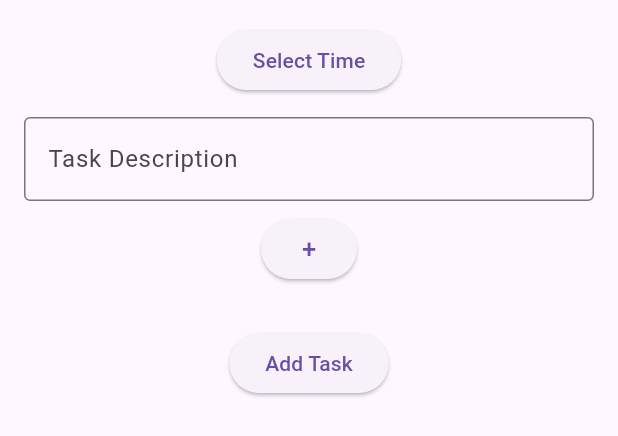
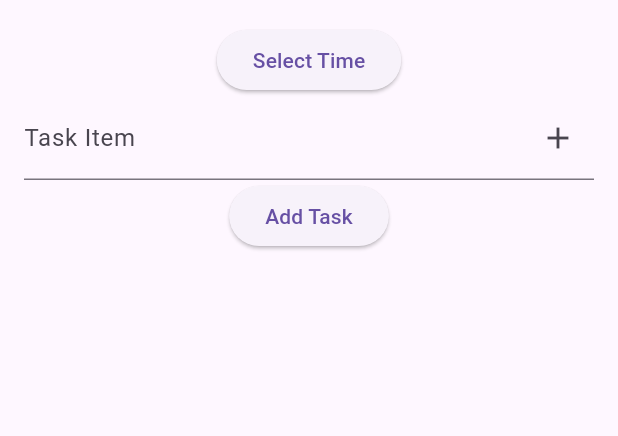
Before and after one commit to Mxzen1/ToDoApp, a Flutter app: the AddTaskBottomSheet widget shown alone on an empty page, opened directly with empty values, on a phone screen of 412 x 824 dp. Shown: the top 436 px of the screen. Run offline on Flutter 3.47's test engine with Material 3 defaults, Android fonts, the phone set to English and light mode, and no system bars; our stand-ins replace hive, hive_flutter; accounts and stored records are empty.

Commit message:
Finished Project

```diff
--- a/lib/classes/class.dart
+++ b/lib/classes/class.dart
@@ -1,21 +1,14 @@
 class Task {
   String time;
-  final List<TaskItem> items;
+  List<TaskItem> items;
   bool isExpanded;
 
-  Task({
-    required this.time,
-    required this.items,
-    this.isExpanded = false,
-  });
+  Task({required this.time, required this.items, this.isExpanded = false});
 }
 
 class TaskItem {
   String text;
   bool isCompleted;
 
-  TaskItem({
-    required this.text,
-    this.isCompleted = false,
-  });
+  TaskItem({required this.text, this.isCompleted = false});
 }
--- a/lib/custom/add_task.dart
+++ b/lib/custom/add_task.dart
@@ -11,47 +11,40 @@ class AddTaskBottomSheet extends StatefulWidget {
 }
 
 class _AddTaskBottomSheetState extends State<AddTaskBottomSheet> {
-  final List<TaskItem> _items = [];
+  final List<TaskItem> _items = []; // List to hold task items
   TimeOfDay? _selectedTime;
   final TextEditingController _taskDescriptionController = TextEditingController();
+  final TextEditingController _taskItemController = TextEditingController();
+
 
   Future<void> _pickTime(BuildContext context) async {
-    final TimeOfDay? picked = await showTimePicker(
+    final picked = await showTimePicker(
       context: context,
       initialTime: TimeOfDay.now(),
-      builder: (context, child) {
-        return MediaQuery(
-          data: MediaQuery.of(context).copyWith(
-            alwaysUse24HourFormat: false,
-          ),
-          child: child!,
     );
-      },
-    );
-    if (picked != null && picked != _selectedTime) {
+    if (picked != null) {
       setState(() {
         _selectedTime = picked;
       });
     }
   }
 
+  // Add task item to the list
   void _addTaskItem() {
-    final String taskDescription = _taskDescriptionController.text;
-    if (taskDescription.isNotEmpty) {
+    final itemDescription = _taskItemController.text;
+    if (itemDescription.isNotEmpty) {
       setState(() {
-        _items.add(TaskItem(text: taskDescription));
-        _taskDescriptionController.clear();
+        _items.add(TaskItem(text: itemDescription)); // Add item to the list
+        _taskItemController.clear(); // Clear the input field after adding
       });
     }
   }
 
+  // Add the task with all task items
   void _addTask() {
     if (_selectedTime != null && _items.isNotEmpty) {
       widget.onTaskAdded(
-        Task(
-          time: _selectedTime!.format(context),
-          items: _items,
-        ),
+        Task(time: _selectedTime!.format(context), items: _items),
       );
       Navigator.pop(context);
     }
@@ -59,66 +52,56 @@ class _AddTaskBottomSheetState extends State<AddTaskBottomSheet> {
 
   @override
   Widget build(BuildContext context) {
-    return Container(
-      constraints: BoxConstraints(
-        maxHeight: MediaQuery.of(context).size.height * 0.8,
-      ),
-      child: SingleChildScrollView(
-        child: Padding(
+    return Padding(
       padding: const EdgeInsets.all(16.0),
       child: Column(
-            mainAxisSize: MainAxisSize.min,
+        mainAxisSize: MainAxisSize.min, // To prevent excessive height
         children: [
+          // Button to pick time
           ElevatedButton(
             onPressed: () => _pickTime(context),
-                child: Text(
-                  _selectedTime == null
-                      ? 'Select Time'
-                      : 'Selected Time: ${_selectedTime!.format(context)}',
+            child: Text(_selectedTime == null ? 'Select Time' : 'Selected Time: ${_selectedTime!.format(context)}'),
+          ),
+
+          // Input field for the task item description
+          TextField(
+            controller: _taskItemController,
+            decoration: InputDecoration(
+              labelText: 'Task Item',
+              suffixIcon: IconButton(
+                icon: Icon(Icons.add),
+                onPressed: _addTaskItem, // Add the task item on click
               ),
             ),
-              SizedBox(height: 14),
-              TextField(
-                controller: _taskDescriptionController,
-                decoration: InputDecoration(
-                  labelText: 'Task Description',
-                  border: OutlineInputBorder(),
           ),
-              ),
-              SizedBox(height: 8),
-              ElevatedButton(
-                onPressed: _addTaskItem,
-                child: Text('+' , style: TextStyle(fontSize: 17),),
-              ),
-              SizedBox(height: 14),
-              if (_items.isNotEmpty) ...[
-                SizedBox(height: 8),
+
+          // Displaying the list of added task items
           ListView.builder(
-                  shrinkWrap: true,
-                  physics: NeverScrollableScrollPhysics(),
+            shrinkWrap: true, // Ensures the list doesn't take too much space
             itemCount: _items.length,
             itemBuilder: (context, index) {
+              final item = _items[index];
               return ListTile(
-                      title: Text(_items[index].text),
-                      tileColor: Colors.grey[200],
-                      contentPadding: EdgeInsets.all(8),
-                      shape: RoundedRectangleBorder(
-                        borderRadius: BorderRadius.circular(8),
-                        side: BorderSide(color: Colors.blueAccent),
+                title: Text(item.text),
+                trailing: IconButton(
+                  icon: Icon(Icons.delete),
+                  onPressed: () {
+                    setState(() {
+                      _items.removeAt(index); // Remove item from the list
+                    });
+                  },
                 ),
               );
             },
           ),
-              ],
-              SizedBox(height: 14),
+
+          // Button to add the task
           ElevatedButton(
             onPressed: _addTask,
             child: Text('Add Task'),
           ),
         ],
       ),
-        ),
-      ),
     );
   }
 }
```
Also changed, not shown: lib/hive_adapters.dart (added, +40 -0 lines), lib/main.dart (+15 -2 lines), lib/views/task_screen.dart (+213 -211 lines), pubspec.yaml (+11 -3 lines), GIF/ToDoApp.gif, pubspec.lock, 1 other file. Lines whose indentation alone changed are shown as unchanged.
